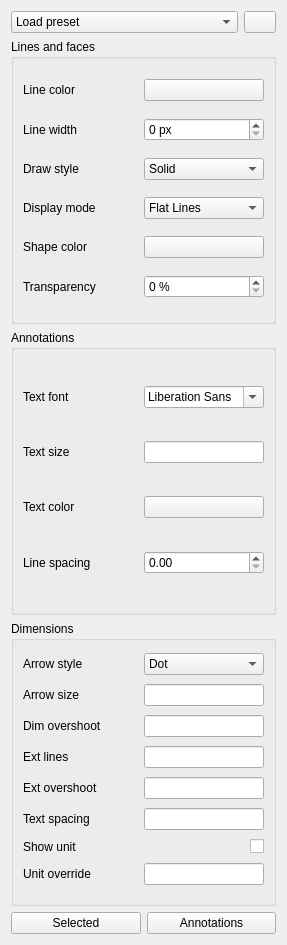
Qt form src/Mod/Draft/Resources/ui/TaskPanel_SetStyle.ui (southseact-3d/fcd) before a commit.
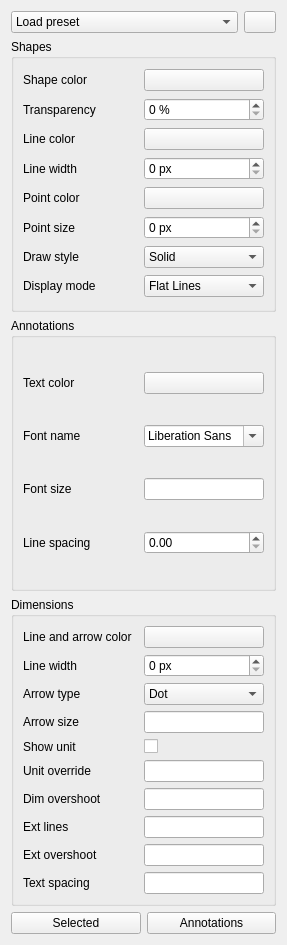
The same form after that commit. Icons and pictures are not drawn. Custom widgets are drawn as their Qt base class.

Commit message:
Draft: update Draft_SetStyle
* Added handling of DefaultShapeVertexColor, DefaultShapePointSize, DefaultAnnoLineColor and DefaultAnnoLineWidth preferences.
* Rearranged the task panel.

Additionally the DefaultDrawStyle and DefaultDisplayMode preferences are now applied by format_object in gui_utils.py.

```diff
--- a/src/Mod/Draft/Resources/ui/TaskPanel_SetStyle.ui
+++ b/src/Mod/Draft/Resources/ui/TaskPanel_SetStyle.ui
@@ -53,48 +53,101 @@
    <item>
     <widget class="QGroupBox" name="groupBox">
      <property name="title">
-      <string>Lines and faces</string>
+      <string>Shapes</string>
      </property>
      <layout class="QGridLayout" name="gridLayout" columnstretch="1,0" columnminimumwidth="0,120">
       <property name="sizeConstraint">
        <enum>QLayout::SetDefaultConstraint</enum>
       </property>
       <item row="0" column="0">
-       <widget class="QLabel" name="label">
+       <widget class="QLabel" name="label_ShapeColor">
+        <property name="text">
+         <string>Shape color</string>
+        </property>
+       </widget>
+      </item>
+      <item row="0" column="1">
+       <widget class="Gui::ColorButton" name="ShapeColor">
+       </widget>
+      </item>
+      <item row="1" column="0">
+       <widget class="QLabel" name="label_Transparency">
+        <property name="text">
+         <string>Transparency</string>
+        </property>
+       </widget>
+      </item>
+      <item row="1" column="1">
+       <widget class="QSpinBox" name="Transparency">
+        <property name="suffix">
+         <string notr="true"> %</string>
+        </property>
+        <property name="maximum">
+         <number>100</number>
+        </property>
+       </widget>
+      </item>
+      <item row="2" column="0">
+       <widget class="QLabel" name="label_LineColor">
         <property name="text">
          <string>Line color</string>
         </property>
        </widget>
       </item>
-      <item row="0" column="1">
+      <item row="2" column="1">
        <widget class="Gui::ColorButton" name="LineColor">
         <property name="toolTip">
          <string>The color of lines</string>
         </property>
        </widget>
       </item>
-      <item row="1" column="0">
-       <widget class="QLabel" name="label_2">
+      <item row="3" column="0">
+       <widget class="QLabel" name="label_LineWidth">
         <property name="text">
          <string>Line width</string>
         </property>
        </widget>
       </item>
-      <item row="1" column="1">
+      <item row="3" column="1">
        <widget class="QSpinBox" name="LineWidth">
         <property name="suffix">
          <string> px</string>
         </property>
        </widget>
       </item>
-      <item row="2" column="0">
-       <widget class="QLabel" name="label_10">
+      <item row="4" column="0">
+       <widget class="QLabel" name="label_PointColor">
+        <property name="text">
+         <string>Point color</string>
+        </property>
+       </widget>
+      </item>
+      <item row="4" column="1">
+       <widget class="Gui::ColorButton" name="PointColor">
+       </widget>
+      </item>
+      <item row="5" column="0">
+       <widget class="QLabel" name="label_PointSize">
+        <property name="text">
+         <string>Point size</string>
+        </property>
+       </widget>
+      </item>
+      <item row="5" column="1">
+       <widget class="QSpinBox" name="PointSize">
+        <property name="suffix">
+         <string> px</string>
+        </property>
+       </widget>
+      </item>
+      <item row="6" column="0">
+       <widget class="QLabel" name="label_DrawStyle">
         <property name="text">
          <string>Draw style</string>
         </property>
        </widget>
       </item>
-      <item row="2" column="1">
+      <item row="6" column="1">
        <widget class="QComboBox" name="DrawStyle">
         <property name="toolTip">
          <string>The line style</string>
@@ -121,14 +174,14 @@
         </item>
        </widget>
       </item>
-      <item row="3" column="0">
-       <widget class="QLabel" name="label_11">
+      <item row="7" column="0">
+       <widget class="QLabel" name="label_DisplayMode">
         <property name="text">
          <string>Display mode</string>
         </property>
        </widget>
       </item>
-      <item row="3" column="1">
+      <item row="7" column="1">
        <widget class="QComboBox" name="DisplayMode">
         <property name="toolTip">
          <string>The display mode for faces</string>
@@ -155,40 +208,6 @@
         </item>
        </widget>
       </item>
-      <item row="4" column="0">
-       <widget class="QLabel" name="label_3">
-        <property name="text">
-         <string>Shape color</string>
-        </property>
-       </widget>
-      </item>
-      <item row="4" column="1">
-       <widget class="Gui::ColorButton" name="ShapeColor">
-        <property name="toolTip">
-         <string>The color of faces</string>
-        </property>
-       </widget>
-      </item>
-      <item row="5" column="0">
-       <widget class="QLabel" name="label_12">
-        <property name="text">
-         <string>Transparency</string>
-        </property>
-       </widget>
-      </item>
-      <item row="5" column="1">
-       <widget class="QSpinBox" name="Transparency">
-        <property name="toolTip">
-         <string>The transparency of faces</string>
-        </property>
-        <property name="suffix">
-         <string notr="true"> %</string>
-        </property>
-        <property name="maximum">
-         <number>100</number>
-        </property>
-       </widget>
-      </item>
      </layout>
     </widget>
    </item>
@@ -197,53 +216,29 @@
      <property name="title">
       <string>Annotations</string>
      </property>
-     <layout class="QGridLayout" name="gridLayout_3" columnstretch="1,0" columnminimumwidth="0,120">
-      <item row="1" column="1">
-       <widget class="Gui::InputField" name="TextSize">
-        <property name="toolTip">
-         <string>The size of texts and dimension texts</string>
-        </property>
-        <property name="unit" stdset="0">
-         <string notr="true"/>
-        </property>
-       </widget>
-      </item>
-      <item row="4" column="1">
-       <widget class="Gui::ColorButton" name="TextColor">
-        <property name="toolTip">
-         <string>The color of texts and dimension texts</string>
-        </property>
-       </widget>
-      </item>
+     <layout class="QGridLayout" name="gridLayout_2" columnstretch="1,0" columnminimumwidth="0,120">
       <item row="0" column="0">
-       <widget class="QLabel" name="label_4">
-        <property name="text">
-         <string>Text font</string>
-        </property>
-       </widget>
-      </item>
-      <item row="1" column="0">
-       <widget class="QLabel" name="label_5">
-        <property name="text">
-         <string>Text size</string>
-        </property>
-       </widget>
-      </item>
-      <item row="5" column="0">
-       <widget class="QLabel" name="label_15">
-        <property name="text">
-         <string>Line spacing</string>
-        </property>
-       </widget>
-      </item>
-      <item row="4" column="0">
-       <widget class="QLabel" name="label_7">
+       <widget class="QLabel" name="label_TextColor">
         <property name="text">
          <string>Text color</string>
         </property>
        </widget>
       </item>
       <item row="0" column="1">
+       <widget class="Gui::ColorButton" name="TextColor">
+        <property name="toolTip">
+         <string>The color for texts, dimension texts and label texts</string>
+        </property>
+       </widget>
+      </item>
+      <item row="1" column="0">
+       <widget class="QLabel" name="label_TextFont">
+        <property name="text">
+         <string>Font name</string>
+        </property>
+       </widget>
+      </item>
+      <item row="1" column="1">
        <widget class="QFontComboBox" name="TextFont">
         <property name="sizePolicy">
          <sizepolicy hsizetype="Ignored" vsizetype="Fixed">
@@ -256,7 +251,31 @@
         </property>
        </widget>
       </item>
-      <item row="5" column="1">
+      <item row="2" column="0">
+       <widget class="QLabel" name="label_TextSize">
+        <property name="text">
+         <string>Font size</string>
+        </property>
+       </widget>
+      </item>
+      <item row="2" column="1">
+       <widget class="Gui::InputField" name="TextSize">
+        <property name="toolTip">
+         <string>The height for texts, dimension texts and label texts</string>
+        </property>
+        <property name="unit" stdset="0">
+         <string notr="true"/>
+        </property>
+       </widget>
+      </item>
+      <item row="3" column="0">
+       <widget class="QLabel" name="label_LineSpacing">
+        <property name="text">
+         <string>Line spacing</string>
+        </property>
+       </widget>
+      </item>
+      <item row="3" column="1">
        <widget class="QDoubleSpinBox" name="LineSpacing">
         <property name="toolTip">
          <string>The spacing between different lines of text</string>
@@ -271,25 +290,40 @@
      <property name="title">
       <string>Dimensions</string>
      </property>
-     <layout class="QGridLayout" name="gridLayout_2" columnstretch="1,0" columnminimumwidth="0,120">
+     <layout class="QGridLayout" name="gridLayout_3" columnstretch="1,0" columnminimumwidth="0,120">
       <item row="0" column="0">
-       <widget class="QLabel" name="label_6">
+       <widget class="QLabel" name="label_AnnoLineColor">
         <property name="text">
-         <string>Arrow style</string>
-        </property>
-       </widget>
-      </item>
-      <item row="8" column="1">
-       <widget class="Gui::InputField" name="TextSpacing">
-        <property name="toolTip">
-         <string>The space between the text and the dimension line</string>
-        </property>
-        <property name="unit" stdset="0">
-         <string notr="true"/>
+         <string>Line and arrow color</string>
         </property>
        </widget>
       </item>
       <item row="0" column="1">
+       <widget class="Gui::ColorButton" name="AnnoLineColor">
+       </widget>
+      </item>
+      <item row="1" column="0">
+       <widget class="QLabel" name="label_AnnoLineWidth">
+        <property name="text">
+         <string>Line width</string>
+        </property>
+       </widget>
+      </item>
+      <item row="1" column="1">
+       <widget class="QSpinBox" name="AnnoLineWidth">
+        <property name="suffix">
+         <string> px</string>
+        </property>
+       </widget>
+      </item>
+      <item row="2" column="0">
+       <widget class="QLabel" name="label_ArrowStyle">
+        <property name="text">
+         <string>Arrow type</string>
+        </property>
+       </widget>
+      </item>
+      <item row="2" column="1">
        <widget class="QComboBox" name="ArrowStyle">
         <property name="toolTip">
          <string>The type of dimension arrows</string>
@@ -321,14 +355,14 @@
         </item>
        </widget>
       </item>
-      <item row="6" column="0">
-       <widget class="QLabel" name="label_17">
+      <item row="3" column="0">
+       <widget class="QLabel" name="label_ArrowSize">
         <property name="text">
-         <string>Ext lines</string>
+         <string>Arrow size</string>
         </property>
        </widget>
       </item>
-      <item row="1" column="1">
+      <item row="3" column="1">
        <widget class="Gui::InputField" name="ArrowSize">
         <property name="toolTip">
          <string>The size of dimension arrows</string>
@@ -338,27 +372,45 @@
         </property>
        </widget>
       </item>
-      <item row="9" column="1">
+      <item row="4" column="0">
+       <widget class="QLabel" name="label_ShowUnit">
+        <property name="text">
+         <string>Show unit</string>
+        </property>
+       </widget>
+      </item>
+      <item row="4" column="1">
        <widget class="QCheckBox" name="ShowUnit">
         <property name="toolTip">
-         <string>If the unit suffix is shown on dimension texts or not</string>
-        </property>
-        <property name="layoutDirection">
-         <enum>Qt::RightToLeft</enum>
+         <string>If checked, a unit symbol is added to dimension texts</string>
         </property>
         <property name="text">
          <string/>
         </property>
        </widget>
       </item>
-      <item row="8" column="0">
-       <widget class="QLabel" name="label_9">
+      <item row="5" column="0">
+       <widget class="QLabel" name="label_UnitOverride">
         <property name="text">
-         <string>Text spacing</string>
+         <string>Unit override</string>
         </property>
        </widget>
       </item>
       <item row="5" column="1">
+       <widget class="QLineEdit" name="UnitOverride">
+        <property name="toolTip">
+         <string>The unit override for dimensions. Leave blank to use the current FreeCAD unit.</string>
+        </property>
+       </widget>
+      </item>
+      <item row="6" column="0">
+       <widget class="QLabel" name="label_DimOvershoot">
+        <property name="text">
+         <string>Dim overshoot</string>
+        </property>
+       </widget>
+      </item>
+      <item row="6" column="1">
        <widget class="Gui::InputField" name="DimOvershoot">
         <property name="toolTip">
          <string>The distance the dimension line is extended past the extension lines</string>
@@ -368,31 +420,14 @@
         </property>
        </widget>
       </item>
-      <item row="1" column="0">
-       <widget class="QLabel" name="label_8">
+      <item row="7" column="0">
+       <widget class="QLabel" name="label_ExtLines">
         <property name="text">
-         <string>Arrow size</string>
-        </property>
-       </widget>
-      </item>
-      <item row="5" column="0">
-       <widget class="QLabel" name="label_16">
-        <property name="text">
-         <string>Dim overshoot</string>
+         <string>Ext lines</string>
         </property>
        </widget>
       </item>
       <item row="7" column="1">
-       <widget class="Gui::InputField" name="ExtOvershoot">
-        <property name="toolTip">
-         <string>Length of the extension lines beyond the dimension line</string>
-        </property>
-        <property name="unit" stdset="0">
-         <string notr="true"/>
-        </property>
-       </widget>
-      </item>
-      <item row="6" column="1">
        <widget class="Gui::InputField" name="ExtLines">
         <property name="toolTip">
          <string>Length of the extension lines</string>
@@ -402,29 +437,32 @@
         </property>
        </widget>
       </item>
-      <item row="9" column="0">
-       <widget class="QLabel" name="label_13">
-        <property name="text">
-         <string>Show unit</string>
-        </property>
-       </widget>
-      </item>
-      <item row="7" column="0">
-       <widget class="QLabel" name="label_18">
+      <item row="8" column="0">
+       <widget class="QLabel" name="label_ExtOvershoot">
         <property name="text">
          <string>Ext overshoot</string>
         </property>
        </widget>
       </item>
-      <item row="10" column="0">
-       <widget class="QLabel" name="label_14">
+      <item row="8" column="1">
+       <widget class="Gui::InputField" name="ExtOvershoot">
+        <property name="toolTip">
+         <string>The length of extension lines above the dimension line</string>
+        </property>
+        <property name="unit" stdset="0">
+         <string notr="true"/>
+        </property>
+       </widget>
+      </item>
+      <item row="9" column="0">
+       <widget class="QLabel" name="label_TextSpacing">
         <property name="text">
-         <string>Unit override</string>
+         <string>Text spacing</string>
         </property>
        </widget>
       </item>
-      <item row="10" column="1">
-       <widget class="QLineEdit" name="UnitOverride">
+      <item row="9" column="1">
+       <widget class="Gui::InputField" name="TextSpacing">
         <property name="toolTip">
          <string>The unit to use for dimensions. Leave blank to use current FreeCAD unit</string>
         </property>
```
Left out of the diff: 47 changed lines with no effect on the pictures. The commit also changes 3 other files.
